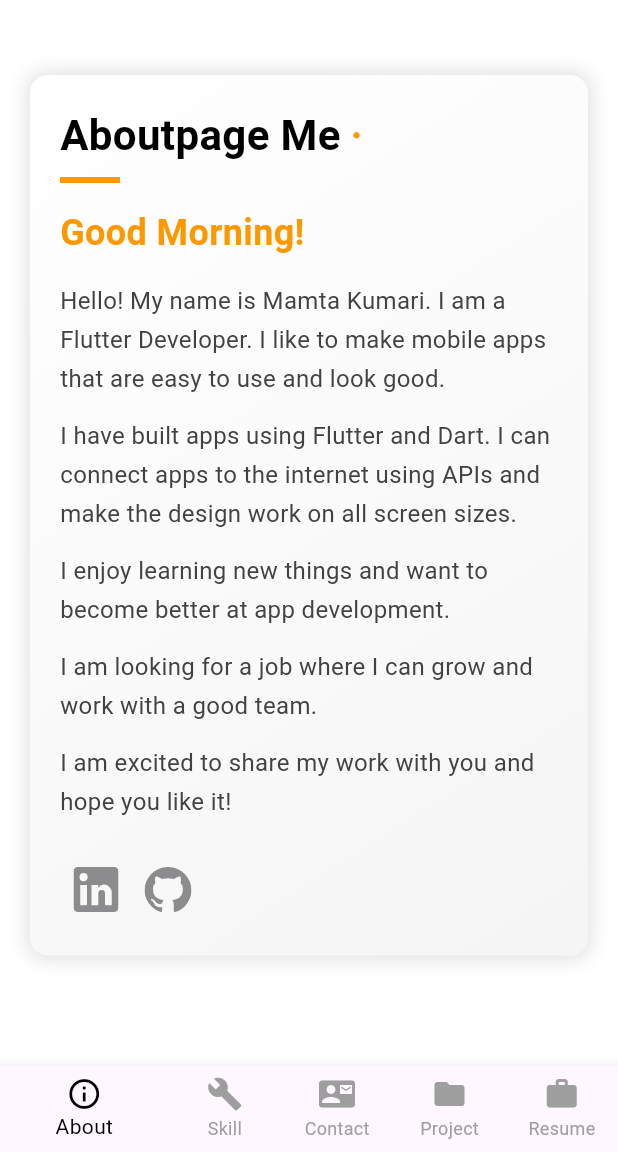
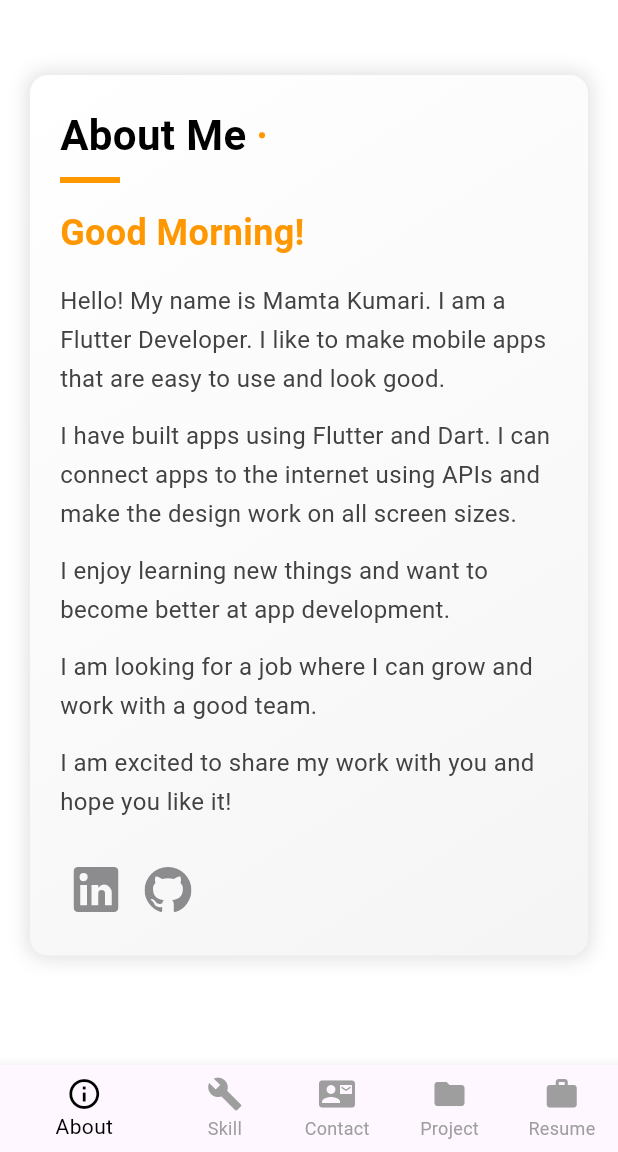
Before and after one commit to mamta2345/Portfolio, a Flutter app: the screen it shows after launch, on a phone screen of 412 x 824 dp, the part 84-1236 px from its top. Run offline on Flutter 3.47's test engine with Material 3 defaults, Android fonts, the phone set to English and light mode, and no system bars; our stand-ins replace flutter_svg, get.

```diff
--- /dev/null
+++ b/lib/Contoller Pages/about_contoller.dart
@@ -0,0 +1,25 @@
+import 'package:get/get.dart';
+
+class AboutController extends GetxController {
+  var greeting = "".obs;
+
+  @override
+  void onInit() {
+    super.onInit();
+    greeting.value = getGreeting();
+  }
+
+  String getGreeting() {
+    final int hour = DateTime.now().hour;
+
+    if (hour >= 5 && hour < 12) {
+      return 'Good Morning';
+    } else if (hour >= 12 && hour < 17) {
+      return 'Good Afternoon';
+    } else if (hour >= 17 && hour < 21) {
+      return 'Good Evening';
+    } else {
+      return 'Good Night';
+    }
+  }
+}
--- a/lib/Screens/About/about.dart
+++ b/lib/Screens/About/about.dart
@@ -1,32 +1,13 @@
+import 'package:Portifolio/Contoller%20Pages/about_contoller.dart';
+import 'package:flutter/material.dart';
+import 'package:get/get.dart';
 import 'package:Portifolio/Screens/Link_url_lancher/url.dart';
-import 'package:flutter/material.dart';
 
-class Aboutpage extends StatefulWidget {
-  const Aboutpage({super.key});
-
-  @override
-  State<Aboutpage> createState() => _AboutpageState();
-}
-
-class _AboutpageState extends State<Aboutpage> {
-  String getGreeting() {
-    final int hour = DateTime.now().hour;
-
-    if (hour >= 5 && hour < 12) {
-      return 'Good Morning';
-    } else if (hour >= 12 && hour < 17) {
-      return 'Good Afternoon';
-    } else if (hour >= 17 && hour < 21) {
-      return 'Good Evening';
-    } else {
-      return 'Good Night';
-    }
-  }
+class Aboutpage extends StatelessWidget {
+  final AboutController controller = Get.put(AboutController());
 
   @override
   Widget build(BuildContext context) {
-    String greeting = getGreeting();
-
     return Scaffold(
       body: SafeArea(
         child: SingleChildScrollView(
@@ -55,7 +36,7 @@ class _AboutpageState extends State<Aboutpage> {
                 const Row(
                   children: [
                     Text(
-                      "Aboutpage Me",
+                      "About Me",
                       style: TextStyle(
                         fontSize: 28,
                         fontWeight: FontWeight.bold,
@@ -68,20 +49,22 @@ class _AboutpageState extends State<Aboutpage> {
                 const SizedBox(height: 8),
                 Container(width: 40, height: 4, color: Colors.orange),
                 const SizedBox(height: 16),
-                Text(
-                  "$greeting!",
-                  style: const TextStyle(
-                    fontSize: 24,
-                    fontWeight: FontWeight.bold,
-                    color: Colors.orange,
-                  ),
-                ),
+                Obx(() => Text(
+                      "${controller.greeting.value}!",
+                      style: const TextStyle(
+                        fontSize: 24,
+                        fontWeight: FontWeight.bold,
+                        color: Colors.orange,
+                      ),
+                    )),
                 const SizedBox(height: 16),
                 text(
-                    "Hello! My name is Mamta Kumari. I am a Flutter Developer. I like to make mobile apps that are easy to use and look good."),
+                    "Hello! My name is Mamta Kumari. I am a Flutter Developer. "
+                    "I like to make mobile apps that are easy to use and look good."),
                 const SizedBox(height: 12),
                 text(
-                    "I have built apps using Flutter and Dart. I can connect apps to the internet using APIs and make the design work on all screen sizes."),
+                    "I have built apps using Flutter and Dart. I can connect apps "
+                    "to the internet using APIs and make the design work on all screen sizes."),
                 const SizedBox(height: 12),
                 text(
                     "I enjoy learning new things and want to become better at app development."),
--- a/lib/Screens/Home/correct_home.dart
+++ b/lib/Screens/Home/correct_home.dart
@@ -82,7 +82,7 @@ class _NewHomeState extends State<NewHome> with TickerProviderStateMixin {
             child: PageView(
               controller: _pageController,
               physics: const NeverScrollableScrollPhysics(),
-              children: const [
+              children: [
                 Aboutpage(),
                 Skill(),
                 Contact(),
```
Also changed, not shown: lib/Screens/Contact/contact.dart (+29 -93 lines), lib/Contoller Pages/contact_contoller.dart (added), lib/Contoller Pages/resum_contoller.dart (added), lib/Screens/Resume/section.dart (added), lib/Screens/Resume/timeline.dart (added).
